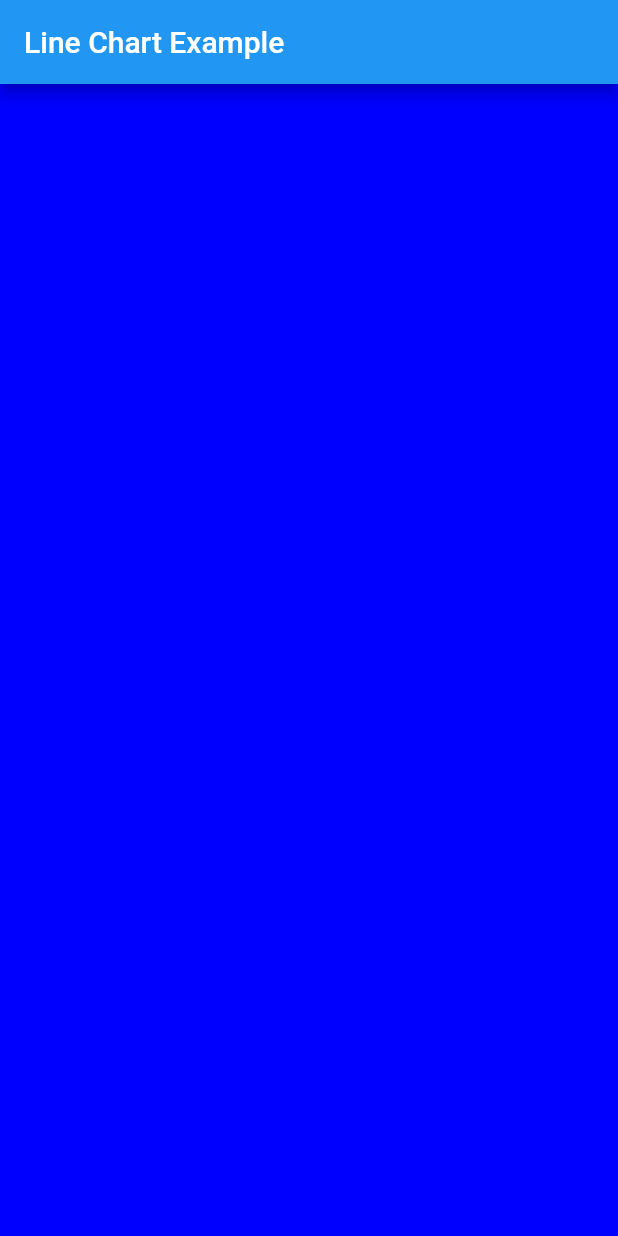
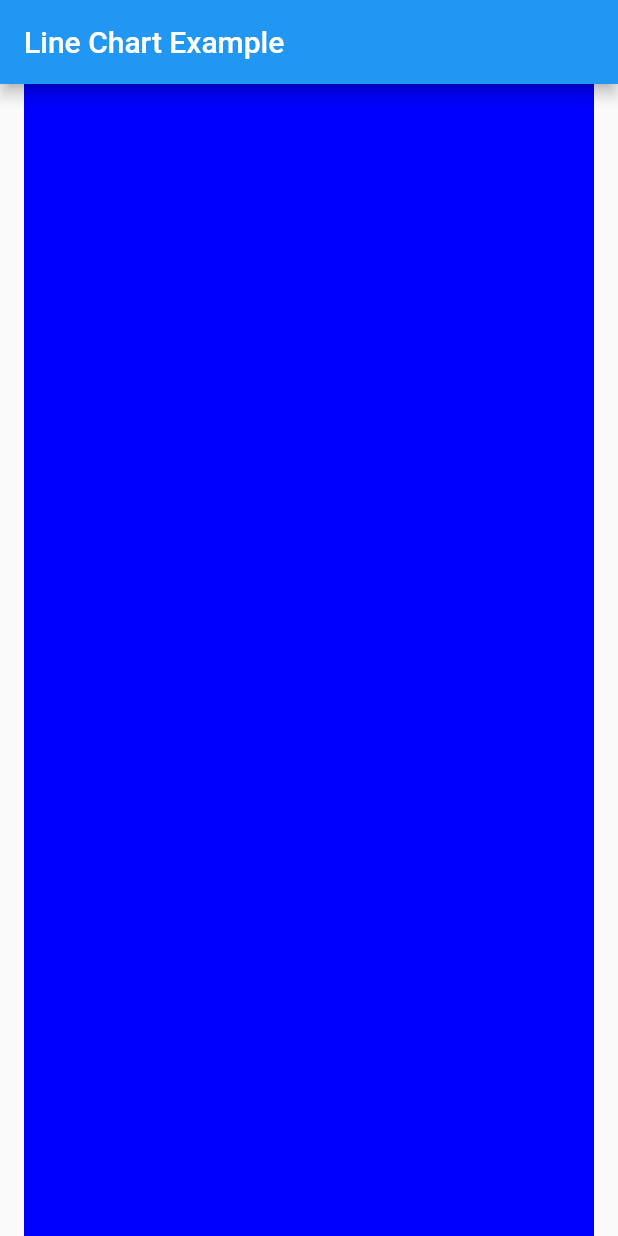
Before and after one commit to greensopinion/flutter-simple-line-chart, a Flutter app: the screen it shows after launch, on a phone screen of 412 x 824 dp. Run offline on Flutter 3.47's test engine with Material 2 defaults, Android fonts, the phone set to English and light mode, and no system bars.

Commit message:
provide basic scaffolding for example

```diff
--- a/example/lib/main.dart
+++ b/example/lib/main.dart
@@ -26,7 +26,18 @@ class MyHomePage extends StatelessWidget {
       appBar: AppBar(
         title: Text("Line Chart Example"),
       ),
-      body: Center(child: LineChartContent()),
+      body: SafeArea(
+          child: Padding(
+              padding: EdgeInsets.only(left: 16, right: 16),
+              child: LayoutBuilder(builder:
+                  (BuildContext context, BoxConstraints viewportConstraints) {
+                return SingleChildScrollView(
+                    child: ConstrainedBox(
+                        constraints: BoxConstraints(
+                          minHeight: viewportConstraints.maxHeight,
+                        ),
+                        child: LineChartContent()));
+              }))),
     );
   }
 }
```
